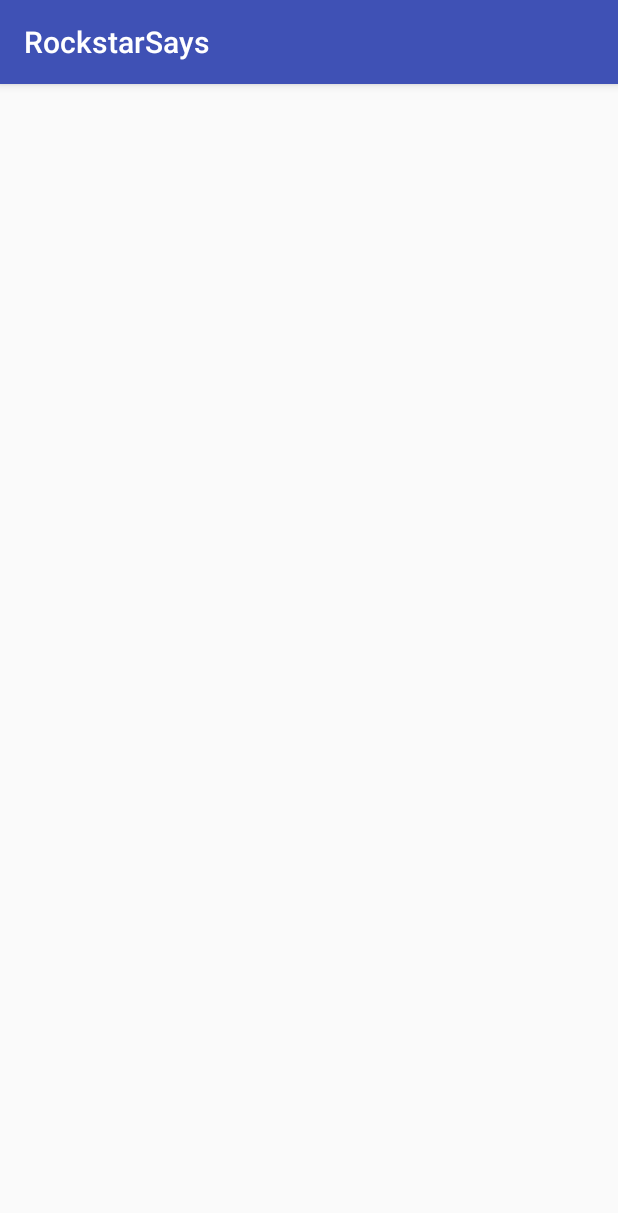
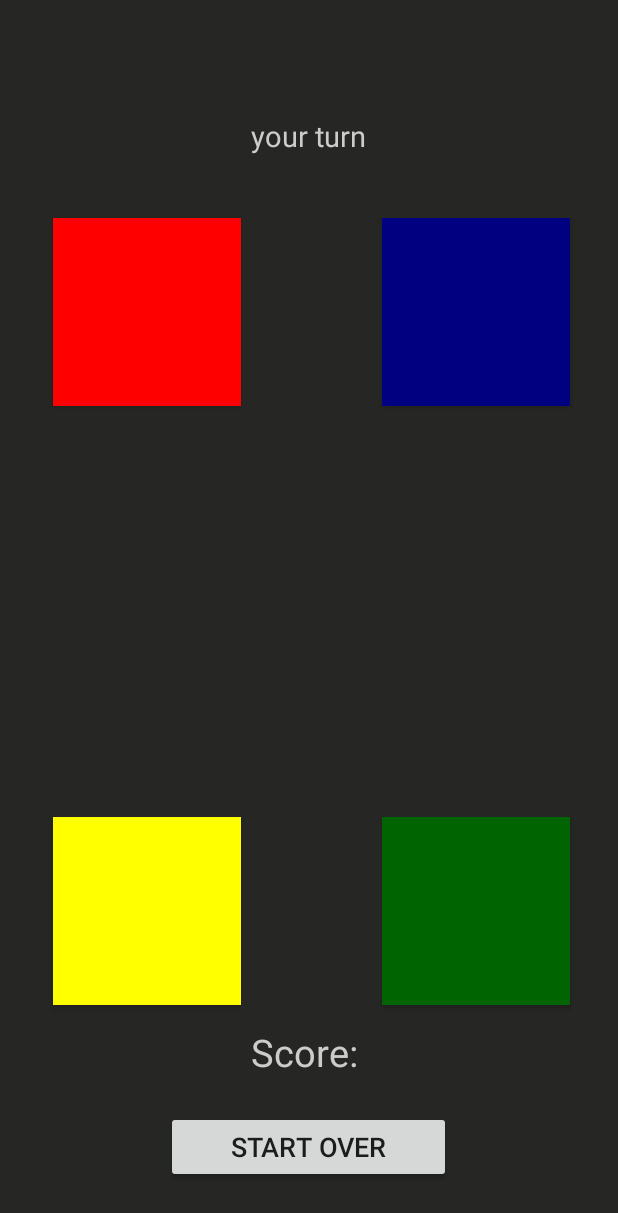
Before and after one commit to Schopperkyle/RockstarSays, an Android app: the screen it shows after launch (MainActivity), on a phone screen of 412 x 824 dp. Shown: the top 1213 px of the screen. Run offline under Robolectric (Android 15) with nearby library versions, the phone set to English and light mode, and no system bars.

Commit message:
added front end for main activity

```diff
--- a/app/src/main/res/layout/activity_main.xml
+++ b/app/src/main/res/layout/activity_main.xml
@@ -1,9 +1,79 @@
-<?xml version="1.0" encoding="utf-8"?>
-<android.support.constraint.ConstraintLayout xmlns:android="http://schemas.android.com/apk/res/android"
-    xmlns:app="http://schemas.android.com/apk/res-auto"
+<RelativeLayout xmlns:android="http://schemas.android.com/apk/res/android"
     xmlns:tools="http://schemas.android.com/tools"
     android:layout_width="match_parent"
     android:layout_height="match_parent"
-    tools:context="edu.auburn.eng.csse.comp3710.spring2018.Rockstars.MainActivity">
+    android:orientation="vertical"
+    android:background="#262625"
+    tools:context=".MainActivity">
 
-</android.support.constraint.ConstraintLayout>
+
+    <Button
+        android:id="@+id/RedButton"
+        android:layout_width="125dp"
+        android:layout_height="125dp"
+        android:layout_alignParentStart="true"
+        android:layout_alignParentTop="true"
+        android:layout_marginStart="35dp"
+        android:layout_marginTop="145dp"
+        android:background="#ff0000" />
+
+    <Button
+        android:id="@+id/blueButton"
+        android:layout_width="125dp"
+        android:layout_height="125dp"
+        android:layout_alignStart="@+id/greenButton"
+        android:layout_alignTop="@+id/RedButton"
+        android:background="#000080" />
+
+    <Button
+        android:id="@+id/yellowButton"
+        android:layout_width="125dp"
+        android:layout_height="125dp"
+        android:layout_alignParentBottom="true"
+        android:layout_alignStart="@+id/RedButton"
+        android:layout_marginBottom="154dp"
+        android:background="#ffff00" />
+
+    <Button
+        android:id="@+id/greenButton"
+        android:layout_width="125dp"
+        android:layout_height="125dp"
+        android:layout_alignParentEnd="true"
+        android:layout_alignTop="@+id/yellowButton"
+        android:layout_marginEnd="32dp"
+        android:background="#006400" />
+
+    <TextView
+        android:id="@+id/score"
+        android:layout_width="wrap_content"
+        android:layout_height="wrap_content"
+        android:layout_centerHorizontal="true"
+        android:layout_alignParentBottom="true"
+        android:layout_marginBottom="105dp"
+        android:text="Score: "
+        android:textColor="#cccccc"
+        android:textSize="25sp" />
+
+    <Button
+        android:id="@+id/StartOverButton"
+        android:layout_width="190dp"
+        android:layout_height="wrap_content"
+        android:layout_alignParentBottom="true"
+        android:layout_centerHorizontal="true"
+        android:layout_marginBottom="35dp"
+        android:text="Start Over"
+        android:textSize="18sp"/>
+
+    <TextView
+        android:id="@+id/turnDisplay"
+        android:layout_width="wrap_content"
+        android:layout_height="wrap_content"
+        android:layout_alignParentTop="true"
+        android:layout_centerHorizontal="true"
+        android:layout_marginTop="77dp"
+        android:text="your turn"
+        android:textColor="#cccccc"
+        android:textSize="19sp" />
+
+
+</RelativeLayout>
--- a/app/src/main/res/values/styles.xml
+++ b/app/src/main/res/values/styles.xml
@@ -1,7 +1,7 @@
 <resources>
 
     <!-- Base application theme. -->
-    <style name="AppTheme" parent="Theme.AppCompat.Light.DarkActionBar">
+    <style name="AppTheme" parent="Theme.AppCompat.Light.NoActionBar">
         <!-- Customize your theme here. -->
         <item name="colorPrimary">@color/colorPrimary</item>
         <item name="colorPrimaryDark">@color/colorPrimaryDark</item>
--- a/build.gradle
+++ b/build.gradle
@@ -7,7 +7,7 @@ buildscript {
         jcenter()
     }
     dependencies {
-        classpath 'com.android.tools.build:gradle:3.0.1'
+        classpath 'com.android.tools.build:gradle:3.1.1'
 
 
         // NOTE: Do not place your application dependencies here; they belong
```
Also changed, not shown: gradle/wrapper/gradle-wrapper.properties.
